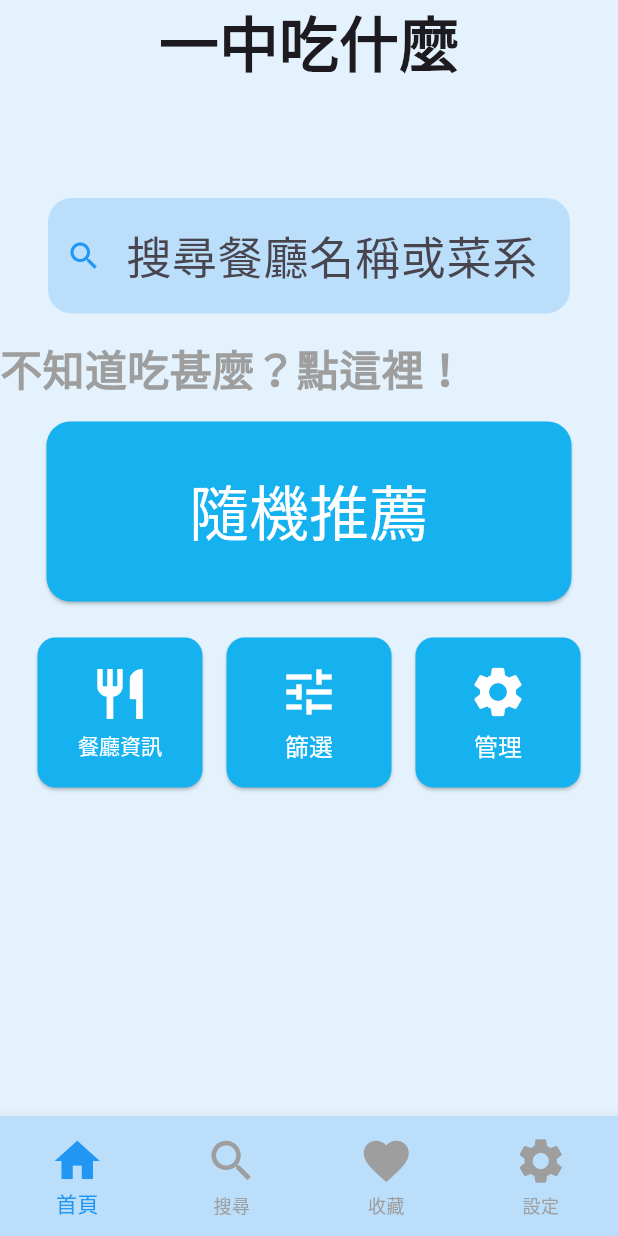
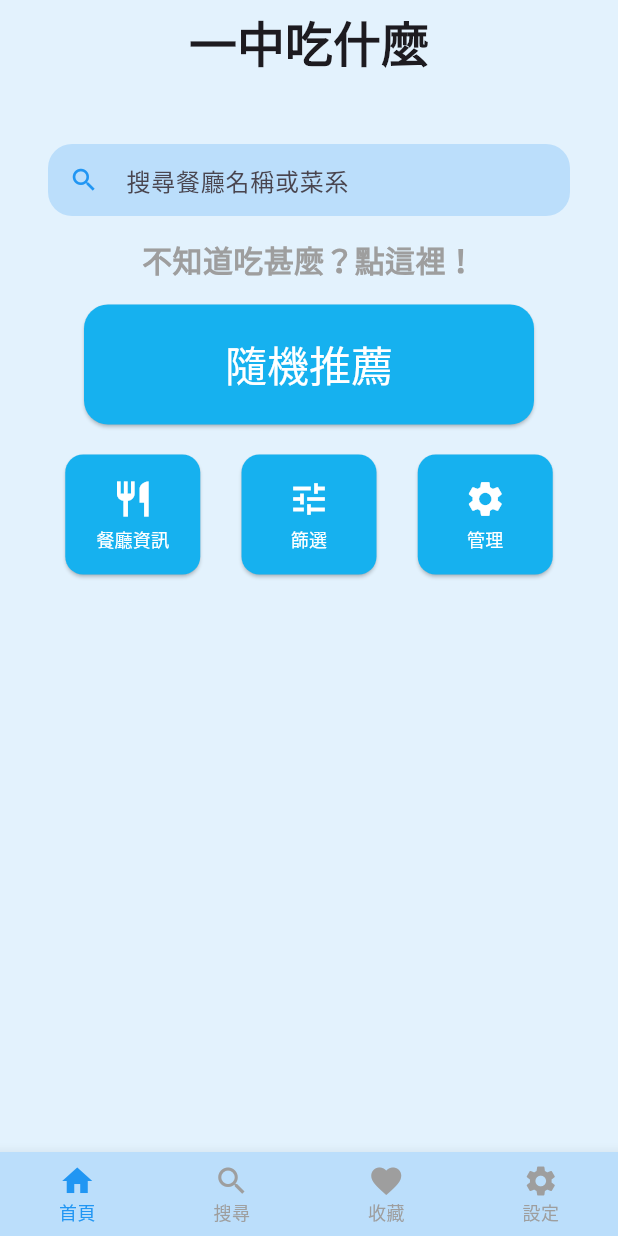
Before and after one commit to AhongBOSS/-app, a Flutter app: the screen it shows after launch, on a phone screen of 412 x 824 dp. Run offline on Flutter 3.47's test engine with Material 3 defaults, Android fonts, the phone set to English and light mode, and no system bars.

Commit message:
fix:修正導覽頁bug
- 移除 BottomNavigationBar 外層的 Container 和 SizedBox 包裝
- 使用系統預設的導覽列高度，避免 RenderFlex overflow
- 調整 iconSize 從 28 降為 24
- 統一 selectedFontSize 和 unselectedFontSize 為 12
- 優化整體頁面布局，使用 Column 和 Expanded 結構
- 減少各元件間距，提升空間利用效率"

```diff
--- a/lib/main.dart
+++ b/lib/main.dart
@@ -25,67 +25,71 @@ class _HomePageState extends State<HomePage> {
   Widget build(BuildContext context) {
     return Scaffold(
       appBar: PreferredSize(
-        preferredSize: const Size.fromHeight(100), // AppBar 高度
+        preferredSize: const Size.fromHeight(80), // 減小AppBar高度
         child: AppBar(
-          centerTitle: true, // 標題置中
+          centerTitle: true,
           title: const Text(
             '一中吃什麼',
             style: TextStyle(
-              fontSize: 40, // 字體加大
+              fontSize: 32, // 減小字體
               fontWeight: FontWeight.bold,
             ),
           ),
           backgroundColor: const Color(0xFFE3F2FD),
-          elevation: 0, // 去除陰影
+          elevation: 0,
         ),
       ),
       backgroundColor: const Color(0xFFE3F2FD),
-      body: SafeArea(
-        child: SingleChildScrollView(
+      body: Column( // 改用Column而非SingleChildScrollView
+        children: [
+          Expanded( // 使用Expanded讓內容填滿可用空間
+            child: Padding(
+              padding: const EdgeInsets.symmetric(horizontal: 16.0),
               child: Column(
-            crossAxisAlignment: CrossAxisAlignment.start,
                 children: [
-              const SizedBox(height: 24), // 讓整體向上偏移
-              // AppBar 下方，新增搜尋輸入框
+                  const SizedBox(height: 16), // 減少頂部間距
+                  // 搜尋輸入框
                   Padding(
-                padding: const EdgeInsets.symmetric(horizontal: 32.0, vertical: 8.0),
+                    padding: const EdgeInsets.symmetric(horizontal: 16.0),
+                    child: SizedBox(
+                      height: 50, // 固定搜尋框高度
                       child: TextField(
                         decoration: InputDecoration(
-                    prefixIcon: Icon(Icons.search, color: Colors.blue),
+                          prefixIcon: Icon(Icons.search, color: Colors.blue, size: 20),
                           hintText: '搜尋餐廳名稱或菜系',
                           filled: true,
                           fillColor: Color(0xFFBBDEFB),
-                    contentPadding: EdgeInsets.symmetric(vertical: 16.0, horizontal: 16.0),
+                          contentPadding: EdgeInsets.symmetric(vertical: 8.0, horizontal: 16.0),
                           border: OutlineInputBorder(
                             borderRadius: BorderRadius.circular(16),
                             borderSide: BorderSide.none,
                           ),
                         ),
-                  style: const TextStyle(fontSize: 30),
+                        style: const TextStyle(fontSize: 16), // 減小字體
                       ),
                     ),
-              const SizedBox(height: 8),
+                  ),
+                  const SizedBox(height: 12),
                   const Text(
                     '不知道吃甚麼？點這裡！',
                     style: TextStyle(
-                  fontSize: 28,
+                      fontSize: 20, // 減小字體
                       fontWeight: FontWeight.bold,
-                  color: Colors.grey, // 文字顏色改為灰色
+                      color: Colors.grey,
                     ),
                   ),
-              const SizedBox(height: 16), // 按鈕與文字間距
-              Align(
-                alignment: Alignment.topCenter,
-                child: SizedBox(
-                  width: 350,
-                  height: 120,
+                  const SizedBox(height: 16),
+                  // 隨機推薦按鈕
+                  SizedBox(
+                    width: 300, // 減小按鈕寬度
+                    height: 80, // 減小按鈕高度
                     child: ElevatedButton(
                       style: ElevatedButton.styleFrom(
-                      backgroundColor: Color(0xFF16B1EF), // 淺藍色，比背景深一點
+                        backgroundColor: Color(0xFF16B1EF),
                         foregroundColor: Colors.white,
-                      textStyle: const TextStyle(fontSize: 40), // 文字大小
+                        textStyle: const TextStyle(fontSize: 28), // 減小字體
                         shape: RoundedRectangleBorder(
-                        borderRadius: BorderRadius.circular(16), // 圓角
+                          borderRadius: BorderRadius.circular(16),
                         ),
                       ),
                       onPressed: () {
@@ -95,109 +99,89 @@ class _HomePageState extends State<HomePage> {
                         );
                       },
                       child: const Text('隨機推薦'),
-                  ), //隨機按鈕
                     ),
                   ),
-              const SizedBox(height: 24), // 按鈕與下方按鈕群間距
+                  const SizedBox(height: 20),
+                  // 三個功能按鈕
                   Row(
-                mainAxisAlignment: MainAxisAlignment.center,
+                    mainAxisAlignment: MainAxisAlignment.spaceEvenly,
                     children: [
                       SizedBox(
-                    width: 110,
-                    height: 100,
-                    child: ElevatedButton( // 餐廳資訊按鈕
+                        width: 90, // 減小按鈕寬度
+                        height: 80, // 減小按鈕高度
+                        child: ElevatedButton(
                           style: ElevatedButton.styleFrom(
-                        backgroundColor: Color(0xFF16B1EF), // 淺藍色，比背景深一點
+                            backgroundColor: Color(0xFF16B1EF),
                             foregroundColor: Colors.white,
-                        textStyle: const TextStyle(fontSize: 20),
+                            padding: EdgeInsets.all(8),
                             shape: RoundedRectangleBorder(
                               borderRadius: BorderRadius.circular(12),
                             ),
                           ),
-                      onPressed: () {
-                        // TODO: 餐廳資訊功能
-                      },
+                          onPressed: () {},
                           child: Column(
                             mainAxisAlignment: MainAxisAlignment.center,
                             children: [
-                          Icon(Icons.restaurant, size: 40, color: Colors.white),
+                              Icon(Icons.restaurant, size: 28, color: Colors.white),
                               const SizedBox(height: 4),
-                          Flexible(
-                            child: Text(
+                              Text(
                                 '餐廳資訊',
+                                style: const TextStyle(fontSize: 12),
                                 textAlign: TextAlign.center,
-                              style: const TextStyle(fontSize: 14),
-                              overflow: TextOverflow.ellipsis,
-                              maxLines: 1,
-                            ),
                               ),
                             ],
                           ),
                         ),
                       ),
-                  const SizedBox(width: 16),
                       SizedBox(
-                    width: 110,
-                    height: 100,
-                    child: ElevatedButton( // 篩選按鈕
+                        width: 90,
+                        height: 80,
+                        child: ElevatedButton(
                           style: ElevatedButton.styleFrom(
                             backgroundColor: Color(0xFF16B1EF),
                             foregroundColor: Colors.white,
-                        textStyle: const TextStyle(fontSize: 20),
+                            padding: EdgeInsets.all(8),
                             shape: RoundedRectangleBorder(
                               borderRadius: BorderRadius.circular(12),
                             ),
                           ),
-                      onPressed: () {
-                        // TODO: 篩選功能
-                      },
+                          onPressed: () {},
                           child: Column(
                             mainAxisAlignment: MainAxisAlignment.center,
                             children: [
-                          Icon(Icons.tune, size: 40, color: Colors.white),
+                              Icon(Icons.tune, size: 28, color: Colors.white),
                               const SizedBox(height: 4),
-                          Flexible(
-                            child: Text(
+                              Text(
                                 '篩選',
+                                style: const TextStyle(fontSize: 12),
                                 textAlign: TextAlign.center,
-                              style: const TextStyle(fontSize: 16),
-                              overflow: TextOverflow.ellipsis,
-                              maxLines: 1,
-                            ),
                               ),
                             ],
                           ),
                         ),
                       ),
-                  const SizedBox(width: 16),
                       SizedBox(
-                    width: 110,
-                    height: 100,
-                    child: ElevatedButton( // 管理按鈕
+                        width: 90,
+                        height: 80,
+                        child: ElevatedButton(
                           style: ElevatedButton.styleFrom(
                             backgroundColor: Color(0xFF16B1EF),
                             foregroundColor: Colors.white,
-                        textStyle: const TextStyle(fontSize: 20),
+                            padding: EdgeInsets.all(8),
                             shape: RoundedRectangleBorder(
                               borderRadius: BorderRadius.circular(12),
                             ),
                           ),
-                      onPressed: () {
-                        // TODO: 管理功能
-                      },
+                          onPressed: () {},
                           child: Column(
                             mainAxisAlignment: MainAxisAlignment.center,
                             children: [
-                          Icon(Icons.settings, size: 40, color: Colors.white),
+                              Icon(Icons.settings, size: 28, color: Colors.white),
                               const SizedBox(height: 4),
-                          Flexible(
-                            child: Text(
+                              Text(
                                 '管理',
+                                style: const TextStyle(fontSize: 12),
                                 textAlign: TextAlign.center,
-                              style: const TextStyle(fontSize: 16),
-                              overflow: TextOverflow.ellipsis,
-                              maxLines: 1,
-                            ),
                               ),
                             ],
                           ),
@@ -209,16 +193,18 @@ class _HomePageState extends State<HomePage> {
               ),
             ),
           ),
-      bottomNavigationBar: SizedBox(
-        height: 80, // 導覽列高度加大
-        child: BottomNavigationBar(
+        ],
+      ),
+      bottomNavigationBar: BottomNavigationBar( // 移除Container包裝，使用系統預設高度
         type: BottomNavigationBarType.fixed,
         backgroundColor: Color(0xFFBBDEFB),
         selectedItemColor: Colors.blue,
         unselectedItemColor: Colors.grey,
         showSelectedLabels: true,
         showUnselectedLabels: true,
-          iconSize: 36, // 圖示加大
+        iconSize: 24,
+        selectedFontSize: 12,
+        unselectedFontSize: 12,
         items: const [
           BottomNavigationBarItem(
             icon: Icon(Icons.home),
@@ -237,11 +223,10 @@ class _HomePageState extends State<HomePage> {
             label: '設定',
           ),
         ],
-          currentIndex: 0, // 目前選中首頁
+        currentIndex: 0,
         onTap: (index) {
           // TODO: 可根據 index 切換頁面
         },
-        ),
       ),
     );
   }
```
Lines whose indentation alone changed are shown as unchanged.
